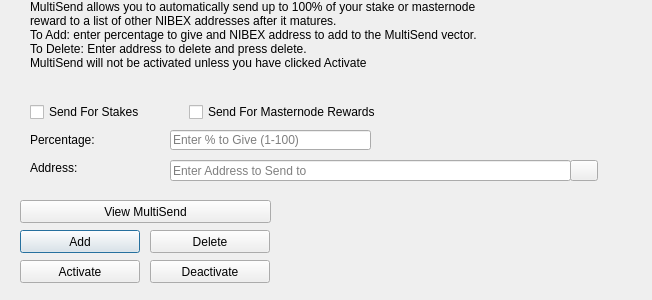
Above: src/qt/forms/multisenddialog.ui from eboot/Zix before the change. Below: the same form after it.
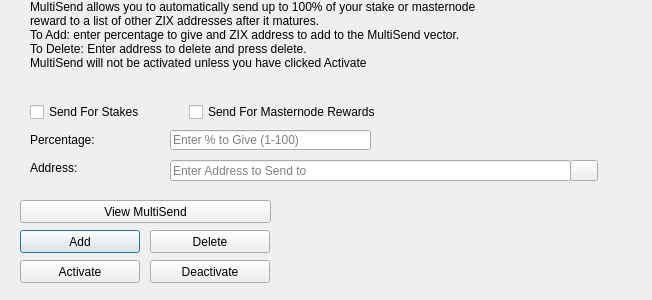
That is the form after the change. Icons and pictures are not drawn.

Patch:
```diff
--- a/src/qt/forms/multisenddialog.ui
+++ b/src/qt/forms/multisenddialog.ui
@@ -61,8 +61,8 @@
     <number>1</number>
    </property>
    <property name="text">
-    <string>MultiSend allows you to automatically send up to 100% of your stake or masternode reward to a list of other NIBEX addresses after it matures.
-To Add: enter percentage to give and NIBEX address to add to the MultiSend vector.
+    <string>MultiSend allows you to automatically send up to 100% of your stake or masternode reward to a list of other ZIX addresses after it matures.
+To Add: enter percentage to give and ZIX address to add to the MultiSend vector.
 To Delete: Enter address to delete and press delete.
 MultiSend will not be activated unless you have clicked Activate</string>
    </property>
```
Left out of the diff: 4 changed lines with no effect on the pictures.
